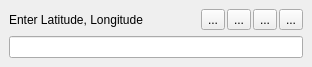
Above: ui/zoomToLatLon.ui from NationalSecurityAgency/qgis-latlontools-plugin before the change. Below: the same form after it.
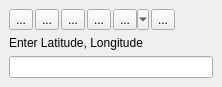
That is the form after the change.

Commit message: Add more controls to zoom to dialog.

The edit to the form file:
```diff
--- a/ui/zoomToLatLon.ui
+++ b/ui/zoomToLatLon.ui
@@ -6,8 +6,8 @@
    <rect>
     <x>0</x>
     <y>0</y>
-    <width>312</width>
-    <height>87</height>
+    <width>222</width>
+    <height>107</height>
    </rect>
   </property>
   <property name="sizePolicy">
@@ -32,13 +32,6 @@
       <property name="spacing">
        <number>2</number>
       </property>
-      <item>
-       <widget class="QLabel" name="label">
-        <property name="text">
-         <string>Enter Latitude, Longitude</string>
-        </property>
-       </widget>
-      </item>
       <item>
        <widget class="QToolButton" name="zoomToolButton">
         <property name="toolTip">
@@ -59,16 +52,6 @@
         </property>
        </widget>
       </item>
-      <item>
-       <widget class="QToolButton" name="optionsButton">
-        <property name="toolTip">
-         <string>Set Zoom to Settings</string>
-        </property>
-        <property name="text">
-         <string>...</string>
-        </property>
-       </widget>
-      </item>
       <item>
        <widget class="QToolButton" name="clearToolButton">
         <property name="toolTip">
@@ -79,8 +62,67 @@
         </property>
        </widget>
       </item>
+      <item>
+       <widget class="QToolButton" name="xyButton">
+        <property name="text">
+         <string>...</string>
+        </property>
+       </widget>
+      </item>
+      <item>
+       <widget class="QToolButton" name="crsButton">
+        <property name="toolTip">
+         <string>Select CRS Mode</string>
+        </property>
+        <property name="text">
+         <string>...</string>
+        </property>
+        <property name="iconSize">
+         <size>
+          <width>16</width>
+          <height>16</height>
+         </size>
+        </property>
+        <property name="popupMode">
+         <enum>QToolButton::MenuButtonPopup</enum>
+        </property>
+        <property name="toolButtonStyle">
+         <enum>Qt::ToolButtonIconOnly</enum>
+        </property>
+       </widget>
+      </item>
+      <item>
+       <widget class="QToolButton" name="optionsButton">
+        <property name="toolTip">
+         <string>Set Zoom to Settings</string>
+        </property>
+        <property name="text">
+         <string>...</string>
+        </property>
+       </widget>
+      </item>
+      <item>
+       <spacer name="horizontalSpacer">
+        <property name="orientation">
+         <enum>Qt::Horizontal</enum>
+        </property>
+        <property name="sizeHint" stdset="0">
+         <size>
+          <width>40</width>
+          <height>20</height>
+         </size>
+        </property>
+       </spacer>
+      </item>
      </layout>
     </item>
+    <item>
+     <widget class="QLabel" name="label">
+      <property name="text">
+       <string>Enter Latitude, Longitude</string>
+      </property>
+     </widget>
+    </item>
     <item>
      <widget class="QLineEdit" name="coordTxt"/>
     </item>
```
Left out of the diff: 3 changed lines with no effect on the pictures. The commit also changes 2 other files.
